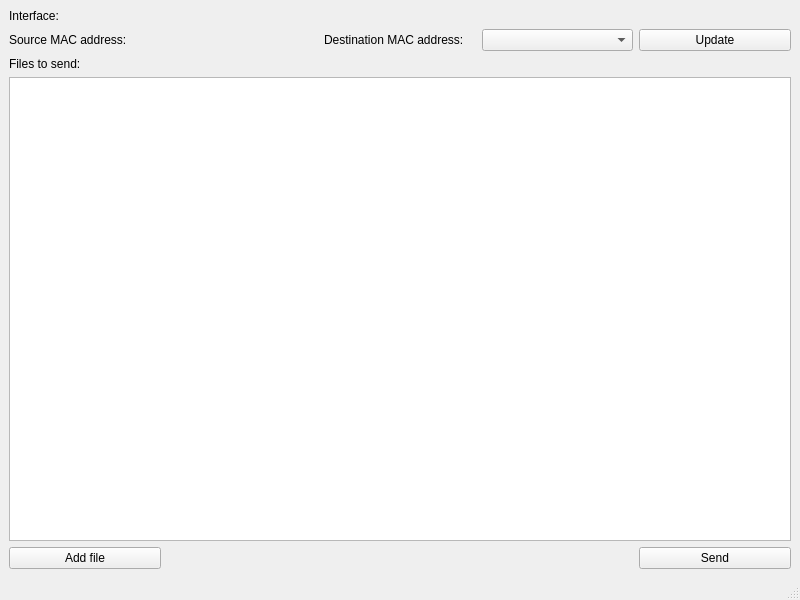
Qt form mainwindow.ui (MilkyCookie1to2/TransferByEthernet) before a commit.
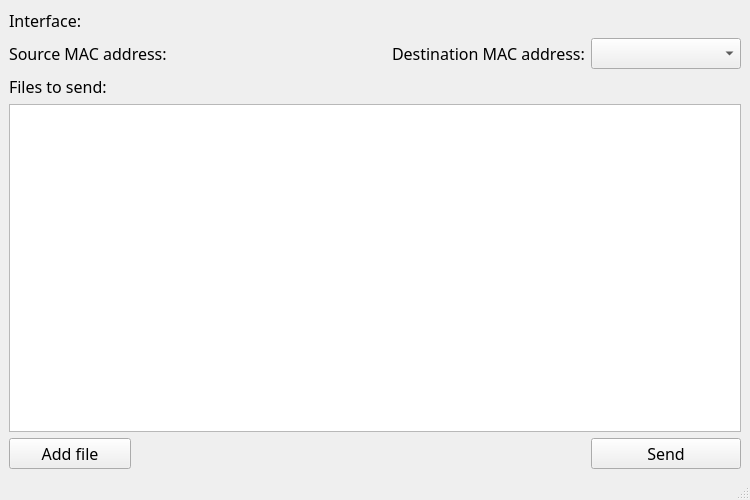
The same form after that commit.

Patch:
```diff
--- a/mainwindow.ui
+++ b/mainwindow.ui
@@ -6,8 +6,8 @@
    <rect>
     <x>0</x>
     <y>0</y>
-    <width>800</width>
-    <height>600</height>
+    <width>750</width>
+    <height>500</height>
    </rect>
   </property>
   <property name="windowTitle">
@@ -15,58 +15,120 @@
   </property>
   <widget class="QWidget" name="centralwidget">
    <layout class="QGridLayout" name="gridLayout_2">
-    <item row="0" column="0">
-     <widget class="QLabel" name="interface_message">
-      <property name="text">
-       <string>Interface:</string>
-      </property>
-     </widget>
-    </item>
-    <item row="4" column="0">
-     <widget class="QPushButton" name="add_file_button">
-      <property name="text">
-       <string>Add file</string>
-      </property>
-     </widget>
-    </item>
     <item row="4" column="4">
      <widget class="QPushButton" name="send_button">
+      <property name="font">
+       <font>
+        <family>Product Sans</family>
+        <pointsize>12</pointsize>
+        <bold>false</bold>
+       </font>
+      </property>
       <property name="text">
        <string>Send</string>
       </property>
      </widget>
     </item>
-    <item row="1" column="0" colspan="2">
-     <widget class="QLabel" name="src_mac_address">
+    <item row="3" column="0" colspan="5">
+     <widget class="QTableWidget" name="table_files">
+      <property name="font">
+       <font>
+        <family>Product Sans</family>
+        <pointsize>12</pointsize>
+       </font>
+      </property>
+     </widget>
+    </item>
+    <item row="4" column="0">
+     <widget class="QPushButton" name="add_file_button">
+      <property name="font">
+       <font>
+        <family>Product Sans</family>
+        <pointsize>12</pointsize>
+        <bold>false</bold>
+       </font>
+      </property>
       <property name="text">
-       <string>Source MAC address:</string>
+       <string>Add file</string>
+      </property>
+     </widget>
+    </item>
+    <item row="1" column="3">
+     <widget class="QLabel" name="dst_mac_address_message">
+      <property name="font">
+       <font>
+        <family>Product Sans</family>
+        <pointsize>12</pointsize>
+        <bold>false</bold>
+       </font>
+      </property>
+      <property name="text">
+       <string>Destination MAC address:</string>
       </property>
      </widget>
     </item>
     <item row="2" column="0">
      <widget class="QLabel" name="files_to_sen_message">
+      <property name="font">
+       <font>
+        <family>Product Sans</family>
+        <pointsize>12</pointsize>
+        <bold>false</bold>
+       </font>
+      </property>
       <property name="text">
        <string>Files to send:</string>
       </property>
      </widget>
     </item>
-    <item row="1" column="2">
-     <widget class="QLabel" name="dst_mac_address_message">
+    <item row="0" column="0">
+     <widget class="QLabel" name="interface_message">
+      <property name="font">
+       <font>
+        <family>Product Sans</family>
+        <pointsize>12</pointsize>
+        <bold>false</bold>
+       </font>
+      </property>
       <property name="text">
-       <string>Destination MAC address:</string>
+       <string>Interface:</string>
       </property>
      </widget>
     </item>
-    <item row="1" column="3">
-     <widget class="QComboBox" name="list_of_dst_macs"/>
-    </item>
-    <item row="3" column="0" colspan="5">
-     <widget class="QTableWidget" name="table_files"/>
+    <item row="1" column="0" colspan="2">
+     <widget class="QLabel" name="src_mac_address">
+      <property name="font">
+       <font>
+        <family>Product Sans</family>
+        <pointsize>12</pointsize>
+        <bold>false</bold>
+       </font>
+      </property>
+      <property name="text">
+       <string>Source MAC address:</string>
+      </property>
+     </widget>
     </item>
     <item row="1" column="4">
-     <widget class="QPushButton" name="update_arp_button">
-      <property name="text">
-       <string>Update</string>
+     <widget class="QComboBox" name="list_of_dst_macs">
+      <property name="sizePolicy">
+       <sizepolicy hsizetype="Minimum" vsizetype="Fixed">
+        <horstretch>0</horstretch>
+        <verstretch>0</verstretch>
+       </sizepolicy>
+      </property>
+      <property name="minimumSize">
+       <size>
+        <width>150</width>
+        <height>0</height>
+       </size>
+      </property>
+      <property name="font">
+       <font>
+        <family>Product Sans</family>
+        <pointsize>12</pointsize>
+        <bold>false</bold>
+       </font>
       </property>
      </widget>
     </item>
@@ -77,7 +139,7 @@
     <rect>
      <x>0</x>
      <y>0</y>
-     <width>800</width>
+     <width>750</width>
      <height>23</height>
     </rect>
    </property>
```
